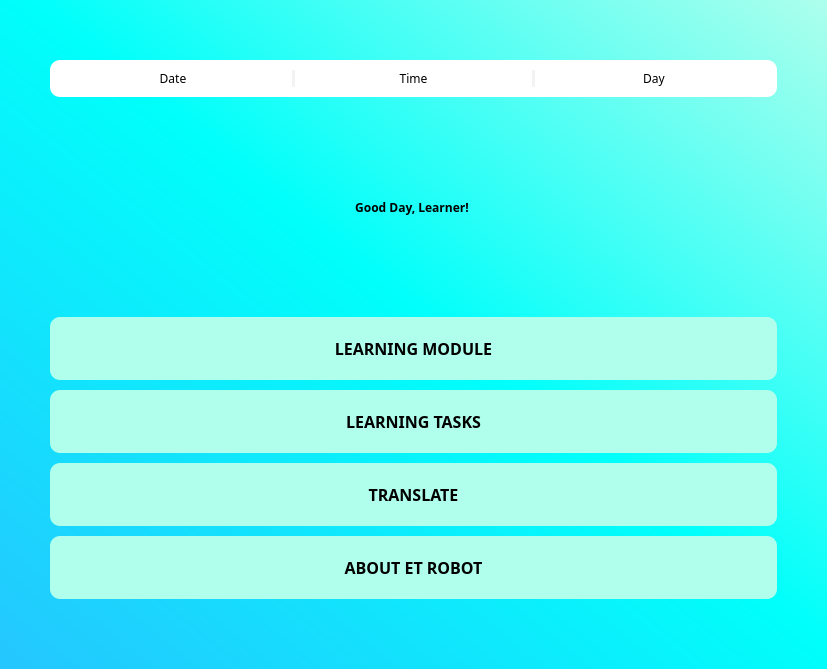
The window that src/screens/welcome.ui (jshperalta/ai-englishTutor) describes before a commit, drawn with Qt 5.
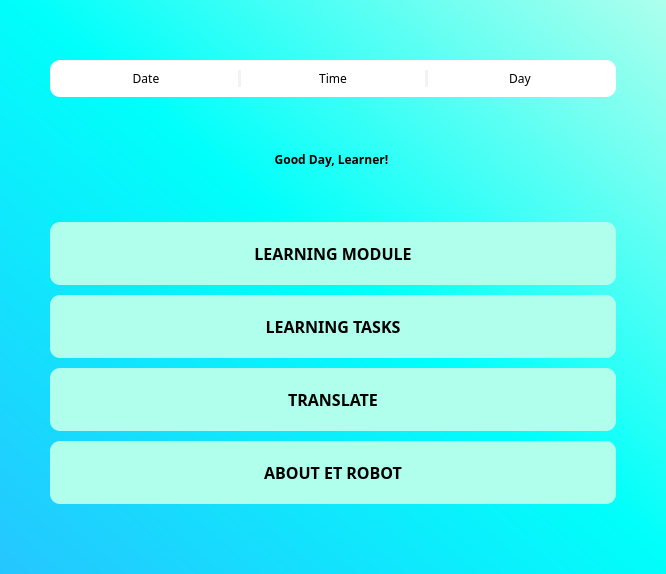
The same window after the commit.

Diff of the .ui file:
```diff
--- a/src/screens/welcome.ui
+++ b/src/screens/welcome.ui
@@ -6,8 +6,8 @@
    <rect>
     <x>0</x>
     <y>0</y>
-    <width>827</width>
-    <height>669</height>
+    <width>666</width>
+    <height>574</height>
    </rect>
   </property>
   <property name="windowTitle">
@@ -77,7 +77,7 @@
         <property name="font">
          <font>
           <family>Gilroy</family>
-          
+          <pointsize>-1</pointsize>
           <weight>75</weight>
           <bold>true</bold>
          </font>
@@ -139,7 +139,7 @@
         <property name="font">
          <font>
           <family>Gilroy</family>
-          
+          <pointsize>-1</pointsize>
           <weight>75</weight>
           <bold>true</bold>
          </font>
@@ -172,7 +172,7 @@
         <property name="font">
          <font>
           <family>Gilroy</family>
-          
+          <pointsize>-1</pointsize>
           <weight>75</weight>
           <bold>true</bold>
          </font>
@@ -205,7 +205,7 @@
         <property name="font">
          <font>
           <family>Gilroy</family>
-          
+          <pointsize>-1</pointsize>
           <weight>75</weight>
           <bold>true</bold>
          </font>
```
